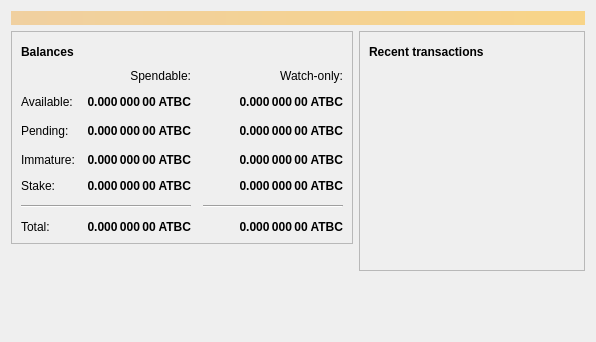
The window that src/qt/forms/overviewpage.ui (Ailein/atbcoin-insight) describes before a commit, drawn with Qt 5.
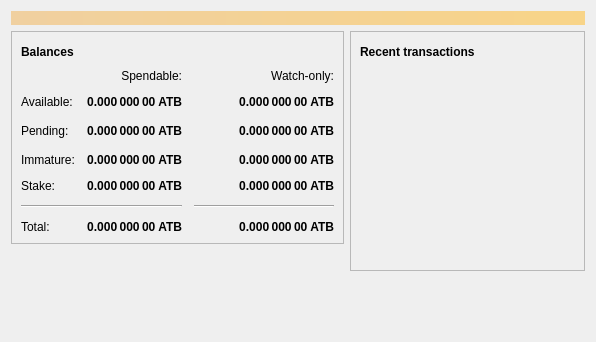
The same window after the commit. Icons and pictures are not drawn.

Patch:
```diff
--- a/src/qt/forms/overviewpage.ui
+++ b/src/qt/forms/overviewpage.ui
@@ -126,7 +126,7 @@
                <string>Unconfirmed transactions to watch-only addresses</string>
               </property>
               <property name="text">
-               <string notr="true">0.000 000 00 ATBC</string>
+               <string notr="true">0.000 000 00 ATB</string>
               </property>
               <property name="alignment">
                <set>Qt::AlignRight|Qt::AlignTrailing|Qt::AlignVCenter</set>
@@ -151,7 +151,7 @@
                <string>Total of transactions that have yet to be confirmed, and do not yet count toward the spendable balance</string>
               </property>
               <property name="text">
-               <string notr="true">0.000 000 00 ATBC</string>
+               <string notr="true">0.000 000 00 ATB</string>
               </property>
               <property name="alignment">
                <set>Qt::AlignRight|Qt::AlignTrailing|Qt::AlignVCenter</set>
@@ -176,7 +176,7 @@
                <string>Mined balance in watch-only addresses that has not yet matured</string>
               </property>
               <property name="text">
-               <string notr="true">0.000 000 00 ATBC</string>
+               <string notr="true">0.000 000 00 ATB</string>
               </property>
               <property name="alignment">
                <set>Qt::AlignRight|Qt::AlignTrailing|Qt::AlignVCenter</set>
@@ -234,7 +234,7 @@
                <string>Mined balance that has not yet matured</string>
               </property>
               <property name="text">
-               <string notr="true">0.000 000 00 ATBC</string>
+               <string notr="true">0.000 000 00 ATB</string>
               </property>
               <property name="alignment">
                <set>Qt::AlignRight|Qt::AlignTrailing|Qt::AlignVCenter</set>
@@ -279,7 +279,7 @@
                <string>Your current total balance</string>
               </property>
               <property name="text">
-               <string notr="true">0.000 000 00 ATBC</string>
+               <string notr="true">0.000 000 00 ATB</string>
               </property>
               <property name="alignment">
                <set>Qt::AlignRight|Qt::AlignTrailing|Qt::AlignVCenter</set>
@@ -304,7 +304,7 @@
                <string>Current total balance in watch-only addresses</string>
               </property>
               <property name="text">
-               <string notr="true">0.000 000 00 ATBC</string>
+               <string notr="true">0.000 000 00 ATB</string>
               </property>
               <property name="alignment">
                <set>Qt::AlignRight|Qt::AlignTrailing|Qt::AlignVCenter</set>
@@ -346,7 +346,7 @@
                <string>Your current spendable balance</string>
               </property>
               <property name="text">
-               <string notr="true">0.000 000 00 ATBC</string>
+               <string notr="true">0.000 000 00 ATB</string>
               </property>
               <property name="alignment">
                <set>Qt::AlignRight|Qt::AlignTrailing|Qt::AlignVCenter</set>
@@ -371,7 +371,7 @@
                <string>Your current balance in watch-only addresses</string>
               </property>
               <property name="text">
-               <string notr="true">0.000 000 00 ATBC</string>
+               <string notr="true">0.000 000 00 ATB</string>
               </property>
               <property name="alignment">
                <set>Qt::AlignRight|Qt::AlignTrailing|Qt::AlignVCenter</set>
@@ -420,7 +420,7 @@
                <string>Staked balance that has not yet matured</string>
               </property>
               <property name="text">
-               <string>0.000 000 00 ATBC</string>
+               <string>0.000 000 00 ATB</string>
               </property>
               <property name="alignment">
                <set>Qt::AlignRight|Qt::AlignTrailing|Qt::AlignVCenter</set>
@@ -445,7 +445,7 @@
                <string>Staked balance in watch-only addresses that has not yet matured</string>
               </property>
               <property name="text">
-               <string>0.000 000 00 ATBC</string>
+               <string>0.000 000 00 ATB</string>
               </property>
               <property name="alignment">
                <set>Qt::AlignRight|Qt::AlignTrailing|Qt::AlignVCenter</set>
```
